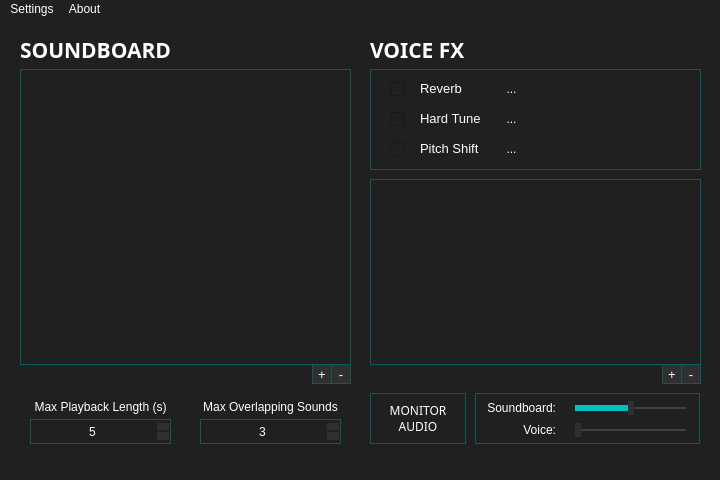
This is qtui/mainwindow.ui in andre-tm-hui/ReVox as Qt 5 draws it before an edit. The edited form follows.
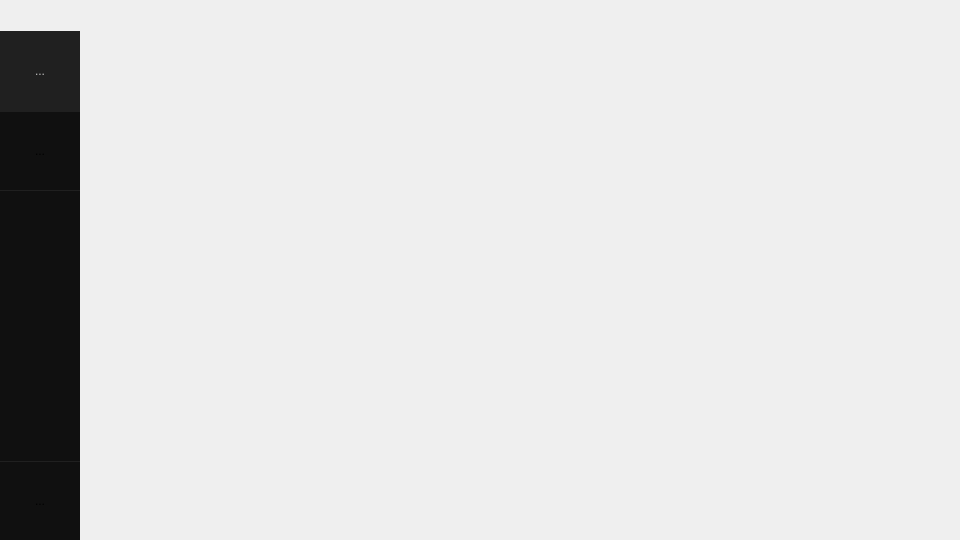
This is the edited form. Icons and pictures are not drawn.

What changed in the file:
```diff
--- a/qtui/mainwindow.ui
+++ b/qtui/mainwindow.ui
@@ -6,24 +6,31 @@
    <rect>
     <x>0</x>
     <y>0</y>
-    <width>720</width>
-    <height>480</height>
+    <width>960</width>
+    <height>540</height>
    </rect>
   </property>
+  <property name="sizePolicy">
+   <sizepolicy hsizetype="Fixed" vsizetype="Fixed">
+    <horstretch>0</horstretch>
+    <verstretch>0</verstretch>
+   </sizepolicy>
+  </property>
   <property name="minimumSize">
    <size>
-    <width>720</width>
-    <height>480</height>
+    <width>960</width>
+    <height>540</height>
    </size>
   </property>
   <property name="maximumSize">
    <size>
-    <width>720</width>
-    <height>480</height>
+    <width>960</width>
+    <height>540</height>
    </size>
   </property>
   <property name="font">
    <font>
+    <family>Cascadia Code</family>
     <pointsize>9</pointsize>
    </font>
   </property>
@@ -32,807 +39,156 @@
   </property>
   <property name="styleSheet">
    <string notr="true">background-color: #202020;
-color: #FFFFFF;</string>
+color: #DDDDDD;
+font-family: &quot;Cascadia Code&quot;;
+
+QToolTip{
+border-radius: 5px;
+color: #FFFFFF;
+background-color: #101010;
+}</string>
   </property>
   <widget class="QWidget" name="centralwidget">
-   <widget class="QLabel" name="label_5">
+   <widget class="QGroupBox" name="sidebar">
     <property name="geometry">
      <rect>
-      <x>20</x>
-      <y>10</y>
-      <width>171</width>
-      <height>41</height>
+      <x>0</x>
+      <y>31</y>
+      <width>80</width>
+      <height>509</height>
      </rect>
     </property>
-    <property name="font">
-     <font>
-      <family>Unispace</family>
-      <pointsize>16</pointsize>
-      <italic>false</italic>
-      <bold>true</bold>
-     </font>
-    </property>
     <property name="styleSheet">
-     <string notr="true">background: transparent;</string>
+     <string notr="true">background-color: #101010;
+border: 0px;</string>
     </property>
-    <property name="text">
-     <string>SOUNDBOARD</string>
-    </property>
-   </widget>
-   <widget class="QPushButton" name="addBind">
-    <property name="geometry">
-     <rect>
-      <x>312</x>
-      <y>345</y>
-      <width>20</width>
-      <height>20</height>
-     </rect>
-    </property>
-    <property name="font">
-     <font>
-      <pointsize>10</pointsize>
-     </font>
-    </property>
-    <property name="toolTip">
-     <string>&lt;html&gt;&lt;head/&gt;&lt;body&gt;&lt;p&gt;Add a keybind&lt;/p&gt;&lt;/body&gt;&lt;/html&gt;</string>
-    </property>
-    <property name="whatsThis">
-     <string>&lt;html&gt;&lt;head/&gt;&lt;body&gt;&lt;p align=&quot;center&quot;&gt;&lt;br/&gt;&lt;/p&gt;&lt;/body&gt;&lt;/html&gt;</string>
-    </property>
-    <property name="styleSheet">
-     <string notr="true">border: 1px solid #006060;
-border-radius: 0px;
-background-color: #303030;
-line-height: 20px;</string>
-    </property>
-    <property name="text">
-     <string>+</string>
-    </property>
-   </widget>
-   <widget class="QPushButton" name="removeBind">
-    <property name="geometry">
-     <rect>
-      <x>331</x>
-      <y>345</y>
-      <width>20</width>
-      <height>20</height>
-     </rect>
-    </property>
-    <property name="font">
-     <font>
-      <pointsize>10</pointsize>
-     </font>
-    </property>
-    <property name="toolTip">
-     <string>&lt;html&gt;&lt;head/&gt;&lt;body&gt;&lt;p&gt;Remove selected keybind&lt;/p&gt;&lt;/body&gt;&lt;/html&gt;</string>
-    </property>
-    <property name="styleSheet">
-     <string notr="true">border: 1px solid #006060;
-border-radius: 0px;
-background-color: #303030;</string>
-    </property>
-    <property name="text">
-     <string>-</string>
-    </property>
-   </widget>
-   <widget class="QGroupBox" name="groupBox">
-    <property name="geometry">
-     <rect>
-      <x>370</x>
-      <y>50</y>
-      <width>331</width>
-      <height>101</height>
-     </rect>
-    </property>
-    <property name="font">
-     <font>
-      <pointsize>12</pointsize>
-     </font>
-    </property>
-    <property name="styleSheet">
-     <string notr="true">QGroupBox{border: 1px solid #006060;}</string>
-    </property>
     <property name="title">
      <string/>
     </property>
-    <widget class="QGroupBox" name="reverb">
+    <widget class="QToolButton" name="settingsButton">
      <property name="geometry">
       <rect>
-       <x>10</x>
-       <y>10</y>
-       <width>151</width>
-       <height>20</height>
+       <x>-1</x>
+       <y>430</y>
+       <width>82</width>
+       <height>80</height>
       </rect>
      </property>
-     <property name="styleSheet">
-      <string notr="true">border: 0px;</string>
+     <property name="toolTip">
+      <string>&lt;html&gt;&lt;head/&gt;&lt;body&gt;&lt;p&gt;Settings&lt;/p&gt;&lt;/body&gt;&lt;/html&gt;</string>
      </property>
-     <property name="title">
-      <string/>
-     </property>
-     <widget class="QToolButton" name="settings">
-      <property name="geometry">
-       <rect>
-        <x>120</x>
-        <y>0</y>
-        <width>23</width>
-        <height>20</height>
-       </rect>
-      </property>
-      <property name="styleSheet">
-       <string notr="true">background-color: transparent;
-border: 0px;</string>
-      </property>
-      <property name="text">
-       <string>...</string>
-      </property>
-      <property name="icon">
-       <iconset resource="../appicon.qrc">
-        <normaloff>:/icons/settings.png</normaloff>:/icons/settings.png</iconset>
-      </property>
-     </widget>
-     <widget class="QCheckBox" name="state">
-      <property name="geometry">
-       <rect>
-        <x>10</x>
-        <y>0</y>
-        <width>16</width>
-        <height>20</height>
-       </rect>
-      </property>
-      <property name="font">
-       <font>
-        <pointsize>16</pointsize>
-        <bold>false</bold>
-        <kerning>true</kerning>
-       </font>
-      </property>
-      <property name="styleSheet">
-       <string notr="true">QCheckBox::indicator::checked {image: url(:/icons/FXOn.png); width: 12px; height: 12px;}
-QCheckBox::indicator::unchecked {image: url(:/icons/FXOff.png); width: 12px; height: 12px;}</string>
-      </property>
-      <property name="text">
-       <string/>
-      </property>
-      <property name="iconSize">
-       <size>
-        <width>12</width>
-        <height>12</height>
-       </size>
-      </property>
-      <property name="checkable">
-       <bool>true</bool>
-      </property>
-      <property name="checked">
-       <bool>false</bool>
-      </property>
-     </widget>
-     <widget class="QLabel" name="label">
-      <property name="geometry">
-       <rect>
-        <x>40</x>
-        <y>-1</y>
-        <width>81</width>
-        <height>20</height>
-       </rect>
-      </property>
-      <property name="font">
-       <font>
-        <family>Segoe UI</family>
-        <pointsize>10</pointsize>
-       </font>
-      </property>
-      <property name="text">
-       <string>Reverb</string>
-      </property>
-     </widget>
-    </widget>
-    <widget class="QGroupBox" name="hardtune">
-     <property name="geometry">
-      <rect>
-       <x>10</x>
-       <y>40</y>
-       <width>151</width>
-       <height>20</height>
-      </rect>
-     </property>
      <property name="styleSheet">
-      <string notr="true">border: 0px;</string>
-     </property>
-     <property name="title">
-      <string/>
-     </property>
-     <widget class="QToolButton" name="settings_2">
-      <property name="geometry">
-       <rect>
-        <x>120</x>
-        <y>0</y>
-        <width>23</width>
-        <height>20</height>
-       </rect>
-      </property>
-      <property name="styleSheet">
-       <string notr="true">background-color: transparent;
-border: 0px;</string>
-      </property>
-      <property name="text">
-       <string>...</string>
-      </property>
-      <property name="icon">
-       <iconset resource="../appicon.qrc">
-        <normaloff>:/icons/settings.png</normaloff>:/icons/settings.png</iconset>
-      </property>
-     </widget>
-     <widget class="QCheckBox" name="state_2">
-      <property name="geometry">
-       <rect>
-        <x>10</x>
-        <y>0</y>
-        <width>16</width>
-        <height>20</height>
-       </rect>
-      </property>
-      <property name="font">
-       <font>
-        <pointsize>16</pointsize>
-        <bold>false</bold>
-        <kerning>true</kerning>
-       </font>
-      </property>
-      <property name="styleSheet">
-       <string notr="true">QCheckBox::indicator::checked {image: url(:/icons/FXOn.png); width: 12px; height: 12px;}
-QCheckBox::indicator::unchecked {image: url(:/icons/FXOff.png); width: 12px; height: 12px;}</string>
-      </property>
-      <property name="text">
-       <string/>
-      </property>
-      <property name="iconSize">
-       <size>
-        <width>12</width>
-        <height>12</height>
-       </size>
-      </property>
-      <property name="checkable">
-       <bool>true</bool>
-      </property>
-      <property name="checked">
-       <bool>false</bool>
-      </property>
-     </widget>
-     <widget class="QLabel" name="label_2">
-      <property name="geometry">
-       <rect>
-        <x>40</x>
-        <y>-1</y>
-        <width>81</width>
-        <height>20</height>
-       </rect>
-      </property>
-      <property name="font">
-       <font>
-        <family>Segoe UI</family>
-        <pointsize>10</pointsize>
-       </font>
-      </property>
-      <property name="text">
-       <string>Hard Tune</string>
-      </property>
-     </widget>
-    </widget>
-    <widget class="QGroupBox" name="pitchshift">
-     <property name="geometry">
-      <rect>
-       <x>10</x>
-       <y>70</y>
-       <width>151</width>
-       <height>20</height>
-      </rect>
-     </property>
-     <property name="styleSheet">
-      <string notr="true">border: 0px;</string>
-     </property>
-     <property name="title">
-      <string/>
-     </property>
-     <widget class="QToolButton" name="settings_4">
-      <property name="geometry">
-       <rect>
-        <x>120</x>
-        <y>0</y>
-        <width>23</width>
-        <height>20</height>
-       </rect>
-      </property>
-      <property name="styleSheet">
-       <string notr="true">background-color: transparent;
-border: 0px;</string>
-      </property>
-      <property name="text">
-       <string>...</string>
-      </property>
-      <property name="icon">
-       <iconset resource="../appicon.qrc">
-        <normaloff>:/icons/settings.png</normaloff>:/icons/settings.png</iconset>
-      </property>
-     </widget>
-     <widget class="QCheckBox" name="state_4">
-      <property name="geometry">
-       <rect>
-        <x>10</x>
-        <y>0</y>
-        <width>16</width>
-        <height>20</height>
-       </rect>
-      </property>
-      <property name="font">
-       <font>
-        <pointsize>16</pointsize>
-        <bold>false</bold>
-        <kerning>true</kerning>
-       </font>
-      </property>
-      <property name="styleSheet">
-       <string notr="true">QCheckBox::indicator::checked {image: url(:/icons/FXOn.png); width: 12px; height: 12px;}
-QCheckBox::indicator::unchecked {image: url(:/icons/FXOff.png); width: 12px; height: 12px;}</string>
-      </property>
-      <property name="text">
-       <string/>
-      </property>
-      <property name="iconSize">
-       <size>
-        <width>12</width>
-        <height>12</height>
-       </size>
-      </property>
-      <property name="checkable">
-       <bool>true</bool>
-      </property>
-      <property name="checked">
-       <bool>false</bool>
-      </property>
-     </widget>
-     <widget class="QLabel" name="label_8">
-      <property name="geometry">
-       <rect>
-        <x>40</x>
-        <y>-1</y>
-        <width>81</width>
-        <height>20</height>
-       </rect>
-      </property>
-      <property name="font">
-       <font>
-        <family>Segoe UI</family>
-        <pointsize>10</pointsize>
-       </font>
-      </property>
-      <property name="text">
-       <string>Pitch Shift</string>
-      </property>
-     </widget>
-    </widget>
-   </widget>
-   <widget class="QListWidget" name="keybindList">
-    <property name="geometry">
-     <rect>
-      <x>20</x>
-      <y>50</y>
-      <width>331</width>
-      <height>296</height>
-     </rect>
-    </property>
-    <property name="mouseTracking">
-     <bool>false</bool>
-    </property>
-    <property name="focusPolicy">
-     <enum>Qt::NoFocus</enum>
-    </property>
-    <property name="styleSheet">
-     <string notr="true">QListWidget::item:disabled,
-QListWidget::item:hover,
-QListWidget::item:selected,
-QListWidget::item:selected:active,
-QListWdiget::item:selected:!active 
-QListWidget::item:hover:!active { background: #008080; background-clip: margin;}
+      <string notr="true">QToolButton {
+	border: 1px solid #202020;
+}
 
-QListWidget { border: 1px solid #006060; padding: 4px; outline: 0; }
+QToolButton:pressed {
+	background-color: #252525;
+}
 
-QListWidget::item { margin: 4px; }</string>
-    </property>
-    <property name="verticalScrollBarPolicy">
-     <enum>Qt::ScrollBarAlwaysOff</enum>
-    </property>
-    <property name="horizontalScrollBarPolicy">
-     <enum>Qt::ScrollBarAlwaysOff</enum>
-    </property>
-    <property name="itemAlignment">
-     <set>Qt::AlignVCenter</set>
-    </property>
-   </widget>
-   <widget class="QLabel" name="label_3">
-    <property name="geometry">
-     <rect>
-      <x>30</x>
-      <y>380</y>
-      <width>141</width>
-      <height>16</height>
-     </rect>
-    </property>
-    <property name="text">
-     <string>Max Playback Length (s)</string>
-    </property>
-    <property name="alignment">
-     <set>Qt::AlignCenter</set>
-    </property>
-   </widget>
-   <widget class="QLabel" name="label_4">
-    <property name="geometry">
-     <rect>
-      <x>200</x>
-      <y>380</y>
-      <width>141</width>
-      <height>16</height>
-     </rect>
-    </property>
-    <property name="text">
-     <string>Max Overlapping Sounds</string>
-    </property>
-    <property name="alignment">
-     <set>Qt::AlignCenter</set>
-    </property>
-   </widget>
-   <widget class="QListWidget" name="fxToggleList">
-    <property name="geometry">
-     <rect>
-      <x>370</x>
-      <y>160</y>
-      <width>331</width>
-      <height>186</height>
-     </rect>
-    </property>
-    <property name="mouseTracking">
-     <bool>false</bool>
-    </property>
-    <property name="styleSheet">
-     <string notr="true">QListWidget::item:disabled,
-QListWidget::item:hover,
-QListWidget::item:selected,
-QListWidget::item:selected:active,
-QListWdiget::item:selected:!active
-QListWidget::item:hover:!active { background: #008080; background-clip: margin;}
-
-QListWidget { border: 1px solid #006060; padding: 4px; outline: 0; }
-
-QListWidget::item { margin: 4px; }</string>
-    </property>
-    <property name="verticalScrollBarPolicy">
-     <enum>Qt::ScrollBarAlwaysOff</enum>
-    </property>
-    <property name="horizontalScrollBarPolicy">
-     <enum>Qt::ScrollBarAlwaysOff</enum>
-    </property>
-   </widget>
-   <widget class="QPushButton" name="addBind_2">
-    <property name="geometry">
-     <rect>
-      <x>662</x>
-      <y>345</y>
-      <width>20</width>
-      <height>20</height>
-     </rect>
-    </property>
-    <property name="font">
-     <font>
-      <pointsize>10</pointsize>
-     </font>
-    </property>
-    <property name="toolTip">
-     <string>&lt;html&gt;&lt;head/&gt;&lt;body&gt;&lt;p&gt;Add a keybind&lt;/p&gt;&lt;/body&gt;&lt;/html&gt;</string>
-    </property>
-    <property name="whatsThis">
-     <string>&lt;html&gt;&lt;head/&gt;&lt;body&gt;&lt;p align=&quot;center&quot;&gt;&lt;br/&gt;&lt;/p&gt;&lt;/body&gt;&lt;/html&gt;</string>
-    </property>
-    <property name="styleSheet">
-     <string notr="true">border: 1px solid #006060;
-border-radius: 0px;
-background-color: #303030;
-line-height: 20px;</string>
-    </property>
-    <property name="text">
-     <string>+</string>
-    </property>
-   </widget>
-   <widget class="QPushButton" name="removeBind_2">
-    <property name="geometry">
-     <rect>
-      <x>681</x>
-      <y>345</y>
-      <width>20</width>
-      <height>20</height>
-     </rect>
-    </property>
-    <property name="font">
-     <font>
-      <pointsize>10</pointsize>
-     </font>
-    </property>
-    <property name="toolTip">
-     <string>&lt;html&gt;&lt;head/&gt;&lt;body&gt;&lt;p&gt;Remove selected keybind&lt;/p&gt;&lt;/body&gt;&lt;/html&gt;</string>
-    </property>
-    <property name="styleSheet">
-     <string notr="true">border: 1px solid #006060;
-border-radius: 0px;
-background-color: #303030;</string>
-    </property>
-    <property name="text">
-     <string>-</string>
-    </property>
-   </widget>
-   <widget class="QLabel" name="label_6">
-    <property name="geometry">
-     <rect>
-      <x>370</x>
-      <y>10</y>
-      <width>171</width>
-      <height>41</height>
-     </rect>
-    </property>
-    <property name="font">
-     <font>
-      <family>Unispace</family>
-      <pointsize>16</pointsize>
-      <italic>false</italic>
-      <bold>true</bold>
-     </font>
-    </property>
-    <property name="styleSheet">
-     <string notr="true">background: transparent;</string>
-    </property>
-    <property name="text">
-     <string>VOICE FX</string>
-    </property>
-   </widget>
-   <widget class="QSpinBox" name="maxPlaybackLength">
-    <property name="geometry">
-     <rect>
-      <x>30</x>
-      <y>400</y>
-      <width>141</width>
-      <height>25</height>
-     </rect>
-    </property>
-    <property name="styleSheet">
-     <string notr="true">QSpinBox{border: 1px solid #006060;}
-QSpinBox::up-button{background: #303030; border: 1px solid #202020;}
-QSpinBox::down-button{background: #303030; border: 1px solid #202020;}
-</string>
-    </property>
-    <property name="alignment">
-     <set>Qt::AlignCenter</set>
-    </property>
-    <property name="minimum">
-     <number>1</number>
-    </property>
-    <property name="maximum">
-     <number>100</number>
-    </property>
-    <property name="singleStep">
-     <number>1</number>
-    </property>
-    <property name="value">
-     <number>5</number>
-    </property>
-   </widget>
-   <widget class="QSpinBox" name="maxOverlappingSounds">
-    <property name="geometry">
-     <rect>
-      <x>200</x>
-      <y>400</y>
-      <width>141</width>
-      <height>25</height>
-     </rect>
-    </property>
-    <property name="styleSheet">
-     <string notr="true">QSpinBox{border: 1px solid #006060;}
-QSpinBox::up-button{background: #303030; border: 1px solid #202020;}
-QSpinBox::down-button{background: #303030; border: 1px solid #202020;}
-</string>
-    </property>
-    <property name="alignment">
-     <set>Qt::AlignCenter</set>
-    </property>
-    <property name="minimum">
-     <number>1</number>
-    </property>
-    <property name="maximum">
-     <number>10</number>
-    </property>
-    <property name="value">
-     <number>3</number>
-    </property>
-   </widget>
-   <widget class="QLabel" name="label_7">
-    <property name="geometry">
-     <rect>
-      <x>370</x>
-      <y>374</y>
-      <width>96</width>
-      <height>51</height>
-     </rect>
-    </property>
-    <property name="font">
-     <font>
-      <family>Unispace</family>
-     </font>
-    </property>
-    <property name="styleSheet">
-     <string notr="true">border: 1px solid #006060;</string>
-    </property>
-    <property name="text">
-     <string>MONITOR    AUDIO</string>
-    </property>
-    <property name="alignment">
-     <set>Qt::AlignCenter</set>
-    </property>
-    <property name="wordWrap">
-     <bool>true</bool>
-    </property>
-   </widget>
-   <widget class="QGroupBox" name="groupBox_2">
-    <property name="geometry">
-     <rect>
-      <x>475</x>
-      <y>374</y>
-      <width>225</width>
-      <height>51</height>
-     </rect>
-    </property>
-    <property name="styleSheet">
-     <string notr="true">QGroupBox {border: 1px solid #006060;}</string>
-    </property>
-    <property name="title">
-     <string/>
-    </property>
-    <widget class="QLabel" name="label_10">
-     <property name="geometry">
-      <rect>
-       <x>10</x>
-       <y>26</y>
-       <width>71</width>
-       <height>21</height>
-      </rect>
+QToolButton:hover {
+	background-color: #151515;
+}</string>
      </property>
-     <property name="styleSheet">
-      <string notr="true">background: transparent;</string>
-     </property>
      <property name="text">
-      <string>Voice:</string>
+      <string>...</string>
      </property>
-     <property name="alignment">
-      <set>Qt::AlignRight|Qt::AlignTrailing|Qt::AlignVCenter</set>
+     <property name="icon">
+      <iconset resource="../appicon.qrc">
+       <normaloff>:/icons/settings.png</normaloff>:/icons/settings.png</iconset>
      </property>
+     <property name="iconSize">
+      <size>
+       <width>40</width>
+       <height>40</height>
+      </size>
+     </property>
     </widget>
-    <widget class="QSlider" name="horizontalSlider">
+    <widget class="QToolButton" name="soundboardButton">
+     <property name="enabled">
+      <bool>false</bool>
+     </property>
      <property name="geometry">
       <rect>
-       <x>100</x>
-       <y>5</y>
-       <width>111</width>
-       <height>21</height>
+       <x>-1</x>
+       <y>0</y>
+       <width>82</width>
+       <height>80</height>
       </rect>
      </property>
      <property name="styleSheet">
-      <string notr="true">QSlider::groove:horizontal {
-    height: 2px; 
-    background: #404040;
-    margin: 2px 0;
+      <string notr="true">QToolButton {
+	border: 1px solid #202020;
 }
 
-QSlider::handle:horizontal {
-    background: #303030;
-    width: 6px;
-    margin: -6px 0;
-    border-radius: 0px;
+QToolButton:pressed {
+	background-color: #252525;
 }
 
 QSlider::handle:horizontal:hover{
 	background: #606060;
 }
 
-QSlider::sub-page:horizontal{
-	background: #00C0C0;
-	height: 4px;
+QToolButton:disabled{
+	background-color: #202020;
 }</string>
      </property>
-     <property name="value">
-      <number>50</number>
-     </property>
-     <property name="orientation">
-      <enum>Qt::Horizontal</enum>
-     </property>
-    </widget>
-    <widget class="QLabel" name="label_9">
-     <property name="geometry">
-      <rect>
-       <x>10</x>
-       <y>4</y>
-       <width>71</width>
-       <height>21</height>
-      </rect>
-     </property>
-     <property name="styleSheet">
-      <string notr="true">background: transparent;</string>
-     </property>
      <property name="text">
-      <string>Soundboard:</string>
+      <string>...</string>
      </property>
-     <property name="alignment">
-      <set>Qt::AlignRight|Qt::AlignTrailing|Qt::AlignVCenter</set>
+     <property name="icon">
+      <iconset resource="../appicon.qrc">
+       <normaloff>:/icons/soundboard.png</normaloff>:/icons/soundboard.png</iconset>
      </property>
+     <property name="iconSize">
+      <size>
+       <width>40</width>
+       <height>40</height>
+      </size>
+     </property>
     </widget>
-    <widget class="QSlider" name="horizontalSlider_2">
+    <widget class="QToolButton" name="fxButton">
      <property name="geometry">
       <rect>
-       <x>100</x>
-       <y>27</y>
-       <width>111</width>
-       <height>21</height>
+       <x>-1</x>
+       <y>80</y>
+       <width>82</width>
+       <height>80</height>
       </rect>
      </property>
      <property name="styleSheet">
-      <string notr="true">QSlider::groove:horizontal {
-    height: 2px; 
-    background: #404040;
-    margin: 2px 0;
+      <string notr="true">QToolButton {
+	border: 1px solid #202020;
 }
 
-QSlider::handle:horizontal {
-    background: #303030;
-    width: 6px;
-    margin: -6px 0;
-    border-radius: 0px;
+QToolButton:pressed {
+	background-color: #252525;
 }
 
 QSlider::handle:horizontal:hover{
 	background: #606060;
 }
 
-QSlider::sub-page:horizontal{
-	background: #00C0C0;
-	height: 4px;
+QToolButton:disabled{
+	background-color: #202020;
 }</string>
      </property>
-     <property name="orientation">
-      <enum>Qt::Horizontal</enum>
+     <property name="text">
+      <string>...</string>
      </property>
+     <property name="icon">
+      <iconset resource="../appicon.qrc">
+       <normaloff>:/icons/fx.png</normaloff>:/icons/fx.png</iconset>
+     </property>
+     <property name="iconSize">
+      <size>
+       <width>50</width>
+       <height>50</height>
+      </size>
+     </property>
     </widget>
    </widget>
   </widget>
-  <widget class="QMenuBar" name="menubar">
-   <property name="geometry">
-    <rect>
-     <x>0</x>
-     <y>0</y>
-     <width>720</width>
-     <height>21</height>
-    </rect>
-   </property>
-   <widget class="QMenu" name="menuSettings">
-    <property name="title">
-     <string>Settings</string>
-    </property>
-    <addaction name="actionDevice_Setup"/>
-   </widget>
-   <widget class="QMenu" name="menuAbout">
-    <property name="title">
-     <string>About</string>
-    </property>
-    <addaction name="actionUsage"/>
-   </widget>
-   <addaction name="menuSettings"/>
-   <addaction name="menuAbout"/>
-  </widget>
-  <widget class="QStatusBar" name="statusbar"/>
   <action name="actionDevice_Configuration">
    <property name="text">
     <string>Device Configuration</string>
```
Left out of the diff: 14 changed lines with no effect on the pictures.
